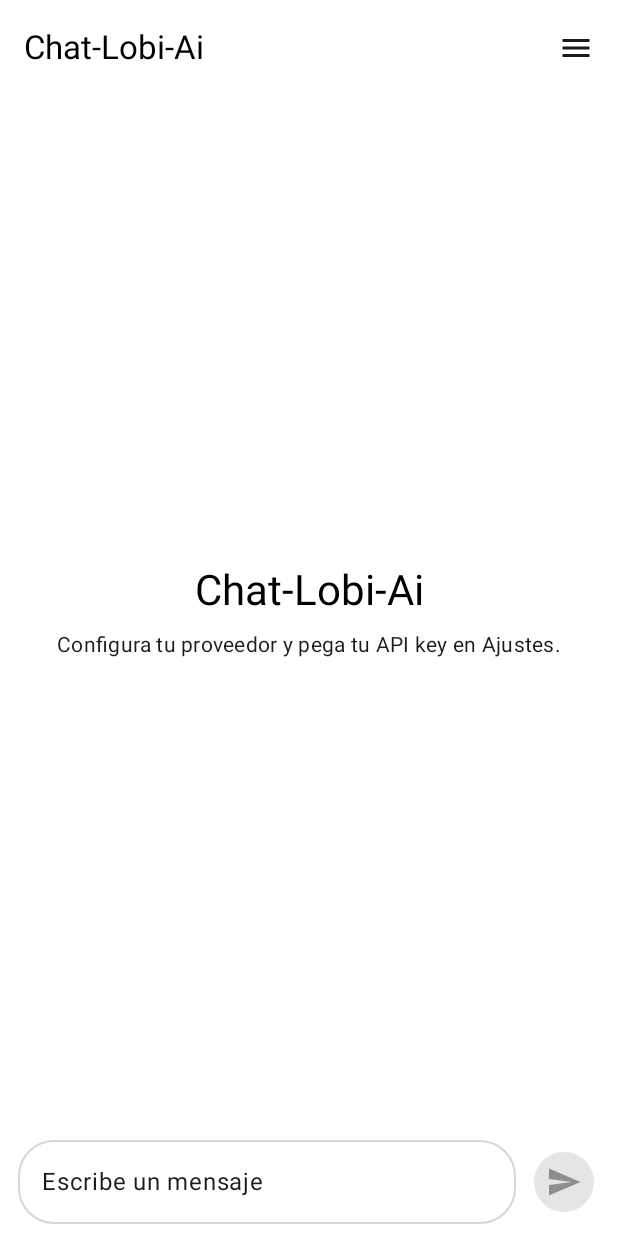
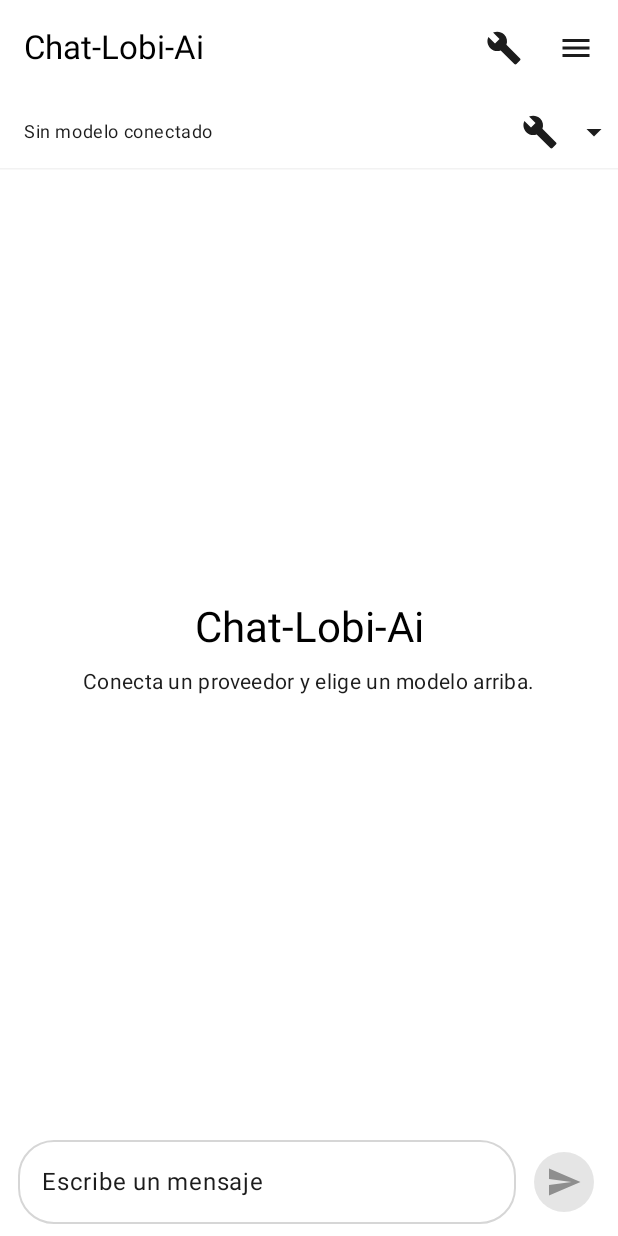
Before and after one commit to francoDev-Ddgh/Chat-Lobi-Ai, an Android app built with Jetpack Compose: the composable ChatScreen shown on its own in the app's theme, on a phone screen of 412 x 824 dp. Run offline under Robolectric (Android 15) with nearby library versions, the phone set to English and light mode, and no system bars; 1 statement that could not run was skipped.

Commit message:
feat: app/src/main/java/github/franco/chat/ai/ui/ChatScreen.kt

```diff
--- a/app/src/main/java/github/franco/chat/ai/ui/ChatScreen.kt
+++ b/app/src/main/java/github/franco/chat/ai/ui/ChatScreen.kt
@@ -10,6 +10,7 @@ import androidx.compose.foundation.layout.fillMaxSize
 import androidx.compose.foundation.layout.fillMaxWidth
 import androidx.compose.foundation.layout.height
 import androidx.compose.foundation.layout.imePadding
+import androidx.compose.foundation.layout.navigationBarsPadding
 import androidx.compose.foundation.layout.padding
 import androidx.compose.foundation.layout.width
 import androidx.compose.foundation.layout.widthIn
@@ -20,10 +21,14 @@ import androidx.compose.foundation.shape.RoundedCornerShape
 import androidx.compose.material.icons.Icons
 import androidx.compose.material.icons.automirrored.filled.Send
 import androidx.compose.material.icons.filled.Add
+import androidx.compose.material.icons.filled.ArrowDropDown
+import androidx.compose.material.icons.filled.Build
 import androidx.compose.material.icons.filled.Delete
 import androidx.compose.material.icons.filled.Menu
 import androidx.compose.material.icons.filled.Settings
 import androidx.compose.material3.DrawerValue
+import androidx.compose.material3.DropdownMenu
+import androidx.compose.material3.DropdownMenuItem
 import androidx.compose.material3.ExperimentalMaterial3Api
 import androidx.compose.material3.FilledIconButton
 import androidx.compose.material3.HorizontalDivider
@@ -57,7 +62,9 @@ import androidx.compose.ui.unit.LayoutDirection
 import androidx.compose.ui.unit.dp
 import androidx.lifecycle.compose.collectAsStateWithLifecycle
 import github.franco.chat.ai.ChatViewModel
+import github.franco.chat.ai.ModelOption
 import github.franco.chat.ai.UiState
+import github.franco.chat.ai.data.Chat
 import github.franco.chat.ai.data.Message
 import kotlinx.coroutines.launch
 
@@ -68,12 +75,16 @@ fun ChatScreen(viewModel: ChatViewModel, onOpenSettings: () -> Unit) {
     val drawerState = rememberDrawerState(DrawerValue.Closed)
     val scope = rememberCoroutineScope()
     val listState = rememberLazyListState()
+
     var input by rememberSaveable { mutableStateOf("") }
+    var showChatConfig by remember { mutableStateOf(false) }
 
     val messageCount = state.current?.messages?.size ?: 0
     LaunchedEffect(messageCount) {
         if (messageCount > 0) listState.scrollToItem(messageCount - 1)
     }
+
+    val chat = state.current
 
     CompositionLocalProvider(LocalLayoutDirection provides LayoutDirection.Rtl) {
         ModalNavigationDrawer(
@@ -104,26 +115,35 @@ fun ChatScreen(viewModel: ChatViewModel, onOpenSettings: () -> Unit) {
             CompositionLocalProvider(LocalLayoutDirection provides LayoutDirection.Ltr) {
                 Scaffold(
                     topBar = {
+                        Column {
                             TopAppBar(
                                 title = {
                                     Text(
-                                    text = state.current?.title ?: "Chat-Lobi-Ai",
+                                        text = chat?.title ?: "Chat-Lobi-Ai",
                                         maxLines = 1,
                                         overflow = TextOverflow.Ellipsis
                                     )
                                 },
                                 actions = {
+                                    IconButton(onClick = { showChatConfig = true }) {
+                                        Icon(Icons.Filled.Build, contentDescription = "Ajustes del chat")
+                                    }
                                     IconButton(onClick = { scope.launch { drawerState.open() } }) {
-                                    Icon(
-                                        imageVector = Icons.Filled.Menu,
-                                        contentDescription = "Historial de chats"
-                                    )
+                                        Icon(Icons.Filled.Menu, contentDescription = "Historial de chats")
                                     }
                                 },
                                 colors = TopAppBarDefaults.topAppBarColors(
                                     containerColor = MaterialTheme.colorScheme.background
                                 )
                             )
+                            ModelSelectorBar(
+                                options = state.modelOptions,
+                                active = state.active,
+                                onSelect = { viewModel.selectModel(it) },
+                                onConfigure = { showChatConfig = true }
+                            )
+                            HorizontalDivider()
+                        }
                     },
                     bottomBar = {
                         ComposerBar(
@@ -154,7 +174,7 @@ fun ChatScreen(viewModel: ChatViewModel, onOpenSettings: () -> Unit) {
                             }
                         }
 
-                        val messages = state.current?.messages.orEmpty()
+                        val messages = chat?.messages.orEmpty()
                         if (messages.isEmpty()) {
                             EmptyState(modifier = Modifier.fillMaxSize())
                         } else {
@@ -169,6 +189,65 @@ fun ChatScreen(viewModel: ChatViewModel, onOpenSettings: () -> Unit) {
                         }
                     }
                 }
+            }
+        }
+    }
+
+    if (showChatConfig && chat != null) {
+        ChatConfigSheet(
+            chat = chat,
+            options = state.modelOptions,
+            onDismiss = { showChatConfig = false },
+            onSave = { config -> viewModel.updateChatConfig(config) }
+        )
+    }
+}
+
+@Composable
+private fun ModelSelectorBar(
+    options: List<ModelOption>,
+    active: ModelOption?,
+    onSelect: (ModelOption) -> Unit,
+    onConfigure: () -> Unit
+) {
+    var expanded by remember { mutableStateOf(false) }
+
+    Row(
+        modifier = Modifier
+            .fillMaxWidth()
+            .clickable { expanded = true }
+            .padding(start = 16.dp, end = 4.dp),
+        verticalAlignment = Alignment.CenterVertically
+    ) {
+        Column(modifier = Modifier.weight(1f)) {
+            Text(
+                text = active?.let { "${it.providerLabel} - ${it.model}" } ?: "Sin modelo conectado",
+                style = MaterialTheme.typography.bodySmall,
+                color = MaterialTheme.colorScheme.onSurfaceVariant,
+                maxLines = 1,
+                overflow = TextOverflow.Ellipsis
+            )
+        }
+        IconButton(onClick = onConfigure) {
+            Icon(Icons.Filled.Build, contentDescription = "Ajustes del chat", tint = MaterialTheme.colorScheme.onSurfaceVariant)
+        }
+        Icon(Icons.Filled.ArrowDropDown, contentDescription = null, tint = MaterialTheme.colorScheme.onSurfaceVariant)
+
+        DropdownMenu(expanded = expanded, onDismissRequest = { expanded = false }) {
+            if (options.isEmpty()) {
+                DropdownMenuItem(
+                    text = { Text("Conecta un proveedor en Ajustes") },
+                    onClick = { expanded = false }
+                )
+            }
+            options.forEach { option ->
+                DropdownMenuItem(
+                    text = { Text("${option.providerLabel} - ${option.model}") },
+                    onClick = {
+                        expanded = false
+                        onSelect(option)
+                    }
+                )
             }
         }
     }
@@ -206,13 +285,10 @@ private fun EmptyState(modifier: Modifier = Modifier) {
         verticalArrangement = Arrangement.Center,
         horizontalAlignment = Alignment.CenterHorizontally
     ) {
-        Text(
-            text = "Chat-Lobi-Ai",
-            style = MaterialTheme.typography.headlineMedium
-        )
+        Text(text = "Chat-Lobi-Ai", style = MaterialTheme.typography.headlineMedium)
         Spacer(Modifier.height(8.dp))
         Text(
-            text = "Configura tu proveedor y pega tu API key en Ajustes.",
+            text = "Conecta un proveedor y elige un modelo arriba.",
             style = MaterialTheme.typography.bodyMedium,
             color = MaterialTheme.colorScheme.onSurfaceVariant
         )
@@ -230,6 +306,7 @@ private fun ComposerBar(
         Row(
             modifier = Modifier
                 .fillMaxWidth()
+                .navigationBarsPadding()
                 .imePadding()
                 .padding(horizontal = 12.dp, vertical = 8.dp),
             verticalAlignment = Alignment.Bottom
@@ -248,10 +325,7 @@ private fun ComposerBar(
                 enabled = enabled && value.isNotBlank(),
                 modifier = Modifier.padding(bottom = 4.dp)
             ) {
-                Icon(
-                    imageVector = Icons.AutoMirrored.Filled.Send,
-                    contentDescription = "Enviar"
-                )
+                Icon(Icons.AutoMirrored.Filled.Send, contentDescription = "Enviar")
             }
         }
     }
@@ -289,15 +363,26 @@ private fun HistoryDrawer(
                         .padding(start = 16.dp, end = 4.dp, top = 4.dp, bottom = 4.dp),
                     verticalAlignment = Alignment.CenterVertically
                 ) {
+                    Column(modifier = Modifier.weight(1f)) {
                         Text(
                             text = chat.title.ifBlank { "Sin titulo" },
                             maxLines = 1,
                             overflow = TextOverflow.Ellipsis,
                             style = MaterialTheme.typography.bodyMedium,
                             color = if (chat.id == state.current?.id) MaterialTheme.colorScheme.primary
-                        else MaterialTheme.colorScheme.onSurface,
-                        modifier = Modifier.weight(1f)
+                            else MaterialTheme.colorScheme.onSurface
                         )
+                        val model = chat.config.model.ifBlank { state.settings.lastModel }
+                        if (model.isNotBlank()) {
+                            Text(
+                                text = model,
+                                maxLines = 1,
+                                overflow = TextOverflow.Ellipsis,
+                                style = MaterialTheme.typography.labelSmall,
+                                color = MaterialTheme.colorScheme.onSurfaceVariant
+                            )
+                        }
+                    }
                     IconButton(onClick = { onDelete(chat.id) }) {
                         Icon(
                             imageVector = Icons.Filled.Delete,
```
Lines whose indentation alone changed are shown as unchanged.
